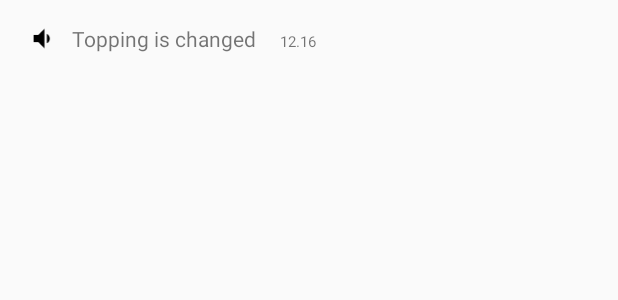
After one commit to beomseok-zzang/GreekDay_Android, an Android app: the layout recyler_notice_item.xml on its own in the app's theme, with its tools: preview values and no code run, on a phone screen of 412 x 824 dp. The commit adds this screen. Shown: the top 300 px of the screen. Run offline under Robolectric (Android 15) with nearby library versions, the phone set to English and light mode, and no system bars.

Commit message:
notice recyclerView is added

```diff
--- a/app/src/main/java/com/example/beomseok/greekday/adapter/CartRecyclerAdapter.java
+++ b/app/src/main/java/com/example/beomseok/greekday/adapter/CartRecyclerAdapter.java
@@ -7,7 +7,6 @@ import android.view.View;
 import android.view.ViewGroup;
 import android.widget.TextView;
 
-import com.example.beomseok.greekday.MainActivity;
 import com.example.beomseok.greekday.R;
 import com.example.beomseok.greekday.model.Cart;
 import com.example.beomseok.greekday.model.Topping;
@@ -68,10 +67,10 @@ public class CartRecyclerAdapter extends RecyclerView.Adapter<CartRecyclerAdapte
     }
     private String getDetailStr(Yogurt yogurt){
         StringBuilder result = new StringBuilder();
-        if(yogurt.isSizeUp){
+        if(yogurt.isYogurtAdded){
             result.append("요거트 추가 ");
         }
-        if(yogurt.honey){
+        if(yogurt.isHoneyAdded){
             result.append("꿀 추가");
         }
         return result.toString();
--- a/app/src/main/java/com/example/beomseok/greekday/model/Cart.java
+++ b/app/src/main/java/com/example/beomseok/greekday/model/Cart.java
@@ -1,6 +1,5 @@
 package com.example.beomseok.greekday.model;
 
-import java.text.DateFormat;
 import java.util.ArrayList;
 
 /**
@@ -36,6 +35,7 @@ public class Cart {
         for(Yogurt yogurt:this.yogurts){
             this.price +=yogurt.price;
         }
+
         return this;
     }
 }
--- /dev/null
+++ b/app/src/main/res/drawable/ic_volume_down_black_24dp.xml
@@ -0,0 +1,9 @@
+<vector xmlns:android="http://schemas.android.com/apk/res/android"
+        android:width="24dp"
+        android:height="24dp"
+        android:viewportWidth="24.0"
+        android:viewportHeight="24.0">
+    <path
+        android:fillColor="#FF000000"
+        android:pathData="M18.5,12c0,-1.77 -1.02,-3.29 -2.5,-4.03v8.05c1.48,-0.73 2.5,-2.25 2.5,-4.02zM5,9v6h4l5,5V4L9,9H5z"/>
+</vector>
--- /dev/null
+++ b/app/src/main/res/layout/recyler_notice_item.xml
@@ -0,0 +1,24 @@
+<?xml version="1.0" encoding="utf-8"?>
+<LinearLayout xmlns:android="http://schemas.android.com/apk/res/android"
+    android:orientation="horizontal" android:layout_width="match_parent"
+    android:layout_height="wrap_content"
+    android:padding="16dp">
+
+    <ImageView
+        android:layout_width="wrap_content"
+        android:layout_height="match_parent"
+        android:src="@drawable/ic_volume_down_black_24dp"
+        android:layout_marginRight="8dp"/>
+    <TextView
+        android:id="@+id/tv_title"
+        android:layout_width="wrap_content"
+        android:layout_height="wrap_content"
+        android:text="Topping is changed"
+        android:layout_marginRight="16dp"/>
+    <TextView
+        android:id="@+id/tv_timestamp"
+        android:layout_width="wrap_content"
+        android:layout_height="wrap_content"
+        android:text="12.16"
+        android:textSize="10sp"/>
+</LinearLayout>
--- a/build.gradle
+++ b/build.gradle
@@ -5,7 +5,7 @@ buildscript {
         jcenter()
     }
     dependencies {
-        classpath 'com.android.tools.build:gradle:2.2.2'
+        classpath 'com.android.tools.build:gradle:2.2.3'
 
         // NOTE: Do not place your application dependencies here; they belong
         // in the individual module build.gradle files
```
Also changed, not shown: app/src/main/java/com/example/beomseok/greekday/NoticeActivity.java (+18 -2 lines), app/src/main/java/com/example/beomseok/greekday/adapter/NoticeRecyclerAdapter.java (added, +51 -0 lines), app/src/main/java/com/example/beomseok/greekday/model/Notice.java (added, +24 -0 lines), app/src/main/java/com/example/beomseok/greekday/model/Yogurt.java (+8 -8 lines), app/src/main/res/layout/activity_notice.xml (+11 -6 lines), 5 other files.
